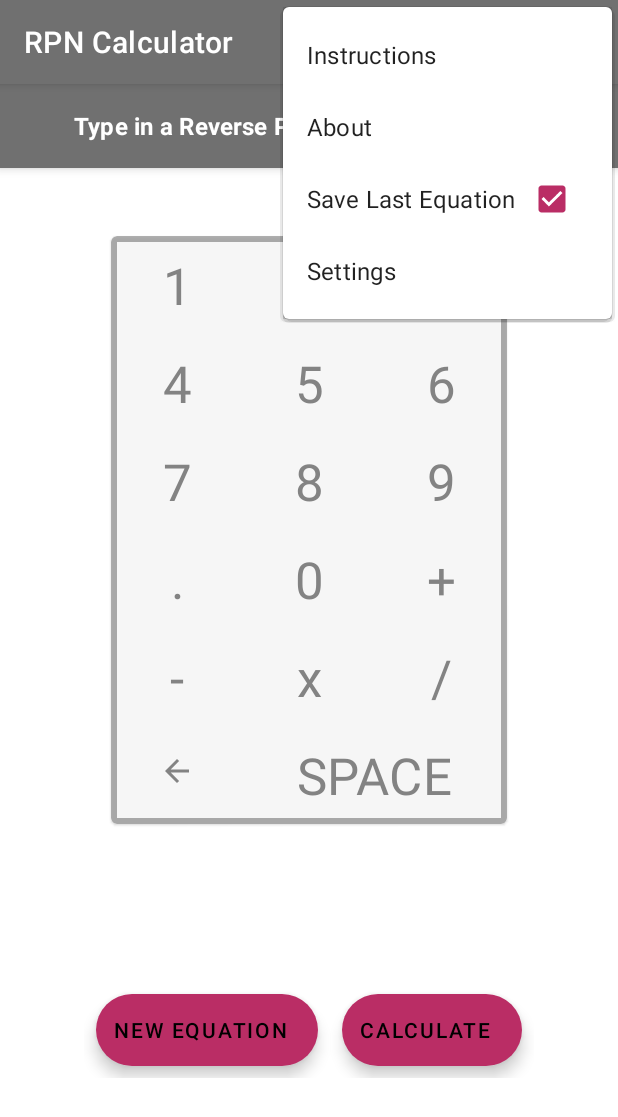
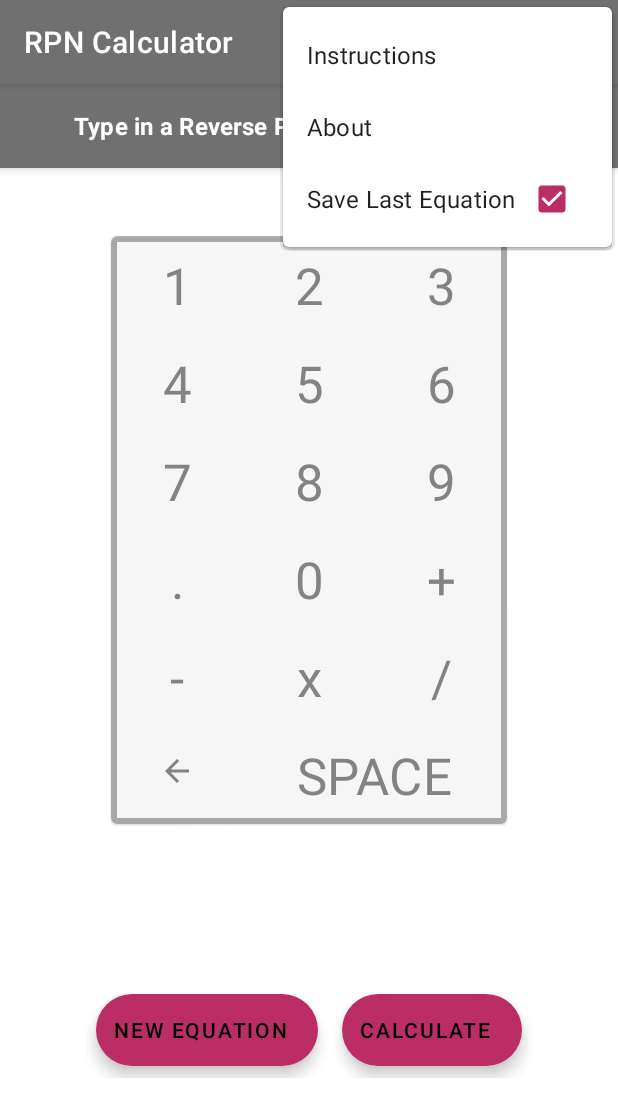
Before and after one commit to RachelBrisman/RPN-Calculator-MCON521, an Android app: the screen it shows after launch (MainActivity), with the options menu open, on a phone screen of 412 x 824 dp. Shown: the top 1117 px of the screen. Run offline under Robolectric (Android 15) with nearby library versions, the phone set to English and light mode, and no system bars.

Commit message:
all fixes

```diff
--- a/app/src/main/java/com/example/rpn_calculator/MainActivity.java
+++ b/app/src/main/java/com/example/rpn_calculator/MainActivity.java
@@ -148,9 +148,7 @@ public class MainActivity extends AppCompatActivity {
         int id = item.getItemId();
 
         //noinspection SimplifiableIfStatement
-        if (id == R.id.action_settings) {
-            return true;
-        } else if (id == R.id.action_instructions) {
+        if (id == R.id.action_instructions) {
             showInstructions();
         } else if (id == R.id.action_toggle_save_equation) {
             toggleMenuItem(item);
--- a/app/src/main/res/menu/menu_main.xml
+++ b/app/src/main/res/menu/menu_main.xml
@@ -15,8 +15,4 @@
         android:checkable="true"
         android:title="@string/use_save_equation"
         app:showAsAction="never" />
-    <item
-        android:id="@+id/action_settings"
-        android:title="@string/action_settings"
-        app:showAsAction="never" />
 </menu>
--- a/app/src/main/res/values/themes.xml
+++ b/app/src/main/res/values/themes.xml
@@ -19,7 +19,7 @@
         <item name="windowNoTitle">true</item>
     </style>
 
-    <style name="Theme.RPNCalculator.AppBarOverlay" parent="ThemeOverlay.AppCompat.Dark.ActionBar" />
+    <style name="Theme.RPNCalculator.AppBarOverlay" parent="ThemeOverlay.MaterialComponents.Dark.ActionBar" />
 
-    <style name="Theme.RPNCalculator.PopupOverlay" parent="ThemeOverlay.AppCompat.Light" />
+    <style name="Theme.RPNCalculator.PopupOverlay" parent="ThemeOverlay.MaterialComponents.Light" />
 </resources>
```
